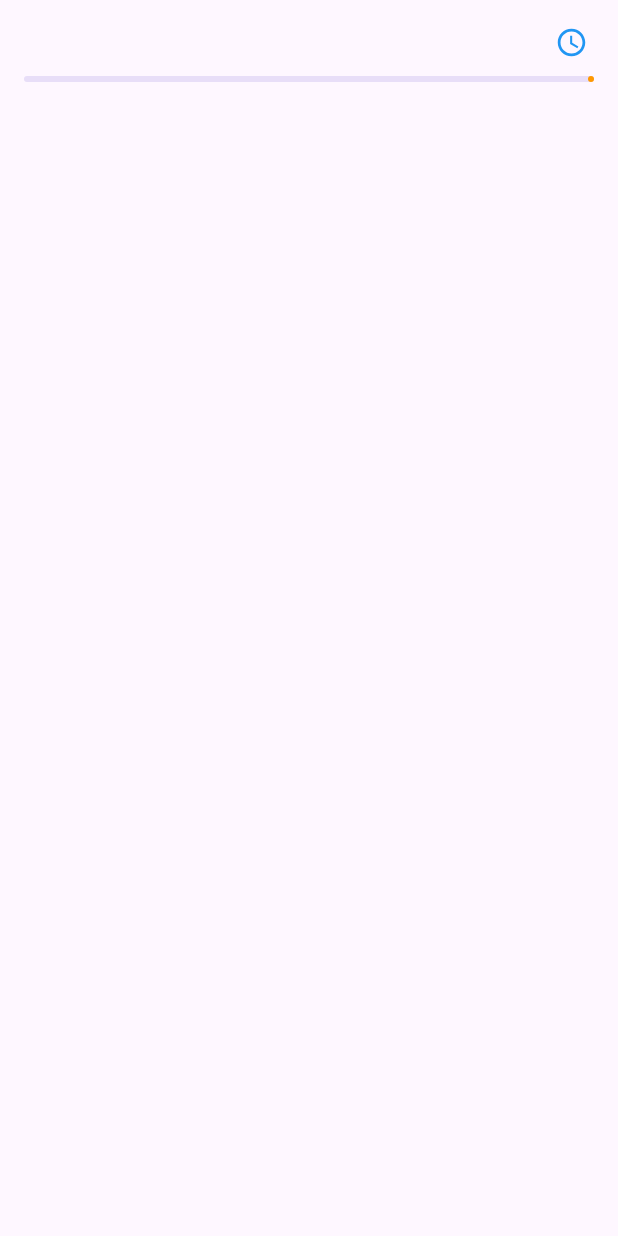
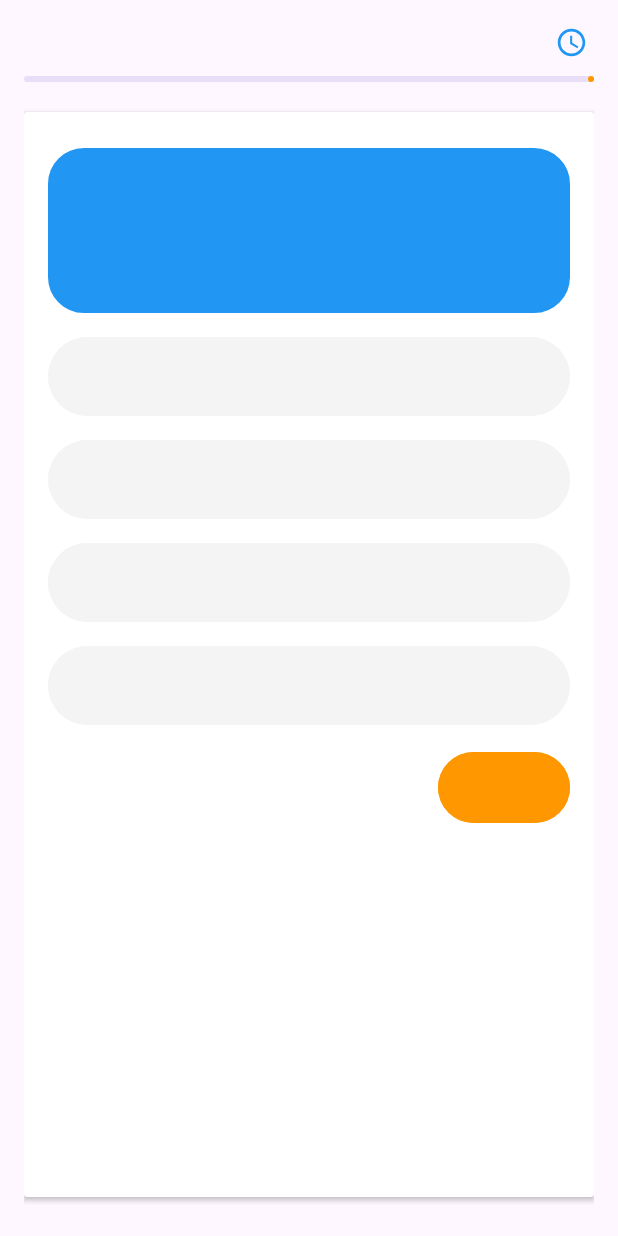
Before and after one commit to EtoZheSandy/QuizFireBase, an Android app: the QuizActivity screen opened directly, with no data from a screen before it, on a phone screen of 412 x 824 dp. Run offline under Robolectric (Android 15) with nearby library versions, the phone set to English and light mode, and no system bars.

Commit message:
Завершил дизайн для карточки вопросов

```diff
--- a/app/src/main/res/layout/activity_quiz.xml
+++ b/app/src/main/res/layout/activity_quiz.xml
@@ -52,4 +52,92 @@
         tools:progress="60"
         android:id="@+id/progressBar"/>
 
+    <androidx.cardview.widget.CardView
+        android:layout_width="match_parent"
+        android:layout_height="match_parent"
+        android:layout_marginVertical="10dp"
+        android:elevation="6dp">
+
+        <LinearLayout
+            android:layout_width="match_parent"
+            android:layout_height="wrap_content"
+            android:orientation="vertical"
+            android:padding="16dp">
+
+            <TextView
+                android:id="@+id/tvQuizQuestion"
+                android:layout_width="match_parent"
+                android:layout_height="110dp"
+                tools:text="Сколько подлежаподлежащих в английскщих в английском языке?"
+                android:textSize="20sp"
+                android:textStyle="bold"
+                android:padding="10dp"
+                android:background="@drawable/rounded_corner"
+                android:backgroundTint="@color/blue"
+                android:gravity="center"
+                android:textColor="@color/white"
+                android:layout_marginVertical="8dp"
+                />
+
+            <Button
+                android:id="@+id/btn0"
+                android:layout_width="match_parent"
+                android:layout_height="wrap_content"
+                android:layout_marginVertical="4dp"
+                android:backgroundTint="@color/grey"
+                tools:text="Около 25 штук"
+                android:textColor="@color/black"
+                android:paddingVertical="14dp"
+                android:gravity="center_vertical"
+                android:textSize="18sp"/>
+            <Button
+                android:id="@+id/btn1"
+                android:layout_width="match_parent"
+                android:layout_height="wrap_content"
+                android:layout_marginVertical="4dp"
+                android:backgroundTint="@color/grey"
+                tools:text="Около 15 штук"
+                android:textColor="@color/black"
+                android:paddingVertical="14dp"
+                android:gravity="center_vertical"
+                android:textSize="18sp"/>
+            <Button
+                android:id="@+id/btn2"
+                android:layout_width="match_parent"
+                android:layout_height="wrap_content"
+                android:layout_marginVertical="4dp"
+                android:backgroundTint="@color/grey"
+                tools:text="Около 45 штук"
+                android:textColor="@color/black"
+                android:paddingVertical="14dp"
+                android:gravity="center_vertical"
+                android:textSize="18sp"/>
+            <Button
+                android:id="@+id/btn3"
+                android:layout_width="match_parent"
+                android:layout_height="wrap_content"
+                android:layout_marginVertical="4dp"
+                android:backgroundTint="@color/grey"
+                tools:text="Около 55 штук"
+                android:textColor="@color/black"
+                android:paddingVertical="14dp"
+                android:gravity="center_vertical"
+                android:textSize="18sp"/>
+
+            <Button
+                android:id="@+id/btnNextQuiz"
+                android:layout_width="wrap_content"
+                android:layout_height="wrap_content"
+                android:layout_marginVertical="6dp"
+                android:backgroundTint="@color/orange"
+                tools:text="Далее"
+                android:textColor="@color/white"
+                android:paddingVertical="10dp"
+                android:paddingHorizontal="30dp"
+                android:layout_gravity="end"
+                android:textSize="20sp"/>
+        </LinearLayout>
+
+    </androidx.cardview.widget.CardView>
+
 </LinearLayout>
--- a/app/src/main/res/layout/rv_main_quiz_item.xml
+++ b/app/src/main/res/layout/rv_main_quiz_item.xml
@@ -20,7 +20,7 @@
             android:orientation="vertical">
 
             <TextView
-                android:id="@+id/quiz_title"
+                android:id="@+id/quizTitle"
                 android:layout_width="wrap_content"
                 android:layout_height="wrap_content"
                 android:textSize="18sp"
@@ -28,7 +28,7 @@
                 tools:text="Test Викторина" />
 
             <TextView
-                android:id="@+id/quiz_descriptor"
+                android:id="@+id/quizDescriptor"
                 android:layout_width="wrap_content"
                 android:layout_height="wrap_content"
                 android:layout_marginTop="3dp"
@@ -50,7 +50,7 @@
                 app:tint="@color/orange" />
 
             <TextView
-                android:id="@+id/quiz_time"
+                android:id="@+id/quizTime"
                 android:layout_width="wrap_content"
                 android:layout_height="wrap_content"
                 tools:text="11 min" />
```
